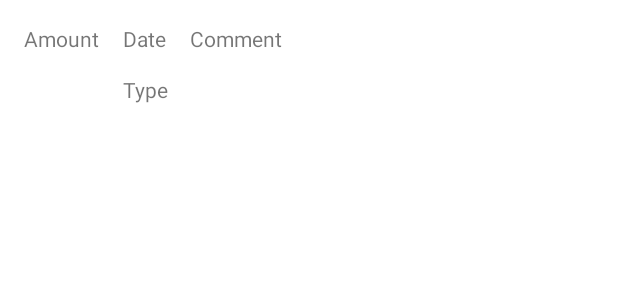
After one commit to mar1907/ExpenseTracker, an Android app: the layout list_item_expense.xml on its own in the app's theme, with its tools: preview values and no code run, on a phone screen of 412 x 824 dp. The commit adds this screen. Shown: the top 300 px of the screen. Run offline under Robolectric (Android 15) with nearby library versions, the phone set to English and light mode, and no system bars.

Commit message:
Completed RecyclerView code, updates mostly working, still have to implement deletes

```diff
--- a/app/src/main/java/com/example/expensetracker/UtilTemp.kt
+++ /dev/null
@@ -1,6 +0,0 @@
-package com.example.expensetracker
-
-import android.widget.TextView
-import androidx.recyclerview.widget.RecyclerView
-
-class TextItemViewHolder(val textView: TextView): RecyclerView.ViewHolder(textView)
--- a/app/src/main/java/com/example/expensetracker/database/ExpenseDAO.kt
+++ b/app/src/main/java/com/example/expensetracker/database/ExpenseDAO.kt
@@ -12,7 +12,7 @@ interface ExpenseDAO {
     suspend fun insert(expense: Expense)
 
     @Query("SELECT * from expense_main_table WHERE expenseId = :key")
-    suspend fun get(key: Long): Expense
+    fun get(key: Long): LiveData<Expense>
 
     @Query("SELECT * from expense_main_table ORDER BY time DESC")
     fun getAllExpenses(): LiveData<List<Expense>>
--- a/app/src/main/java/com/example/expensetracker/expensedialog/ExpenseDialogViewModelFactory.kt
+++ b/app/src/main/java/com/example/expensetracker/expensedialog/ExpenseDialogViewModelFactory.kt
@@ -7,13 +7,14 @@ import com.example.expensetracker.database.ExpenseDAO
 import java.lang.IllegalArgumentException
 
 class ExpenseDialogViewModelFactory(
+        private val expenseId: Long,
         private val dataSource: ExpenseDAO,
         private val application: Application) : ViewModelProvider.Factory {
 
     @Suppress("UNCHECKED_CAST")
     override fun <T : ViewModel?> create(modelClass: Class<T>): T {
         if (modelClass.isAssignableFrom(ExpenseDialogViewModel::class.java)) {
-            return ExpenseDialogViewModel(dataSource, application) as T
+            return ExpenseDialogViewModel(expenseId ,dataSource, application) as T
         }
         throw IllegalArgumentException("Unknown ViewModel class")
     }
--- a/app/src/main/res/layout/fragment_expense_dialog.xml
+++ b/app/src/main/res/layout/fragment_expense_dialog.xml
@@ -8,6 +8,9 @@
         <variable
             name="expenseDialogViewModel"
             type="com.example.expensetracker.expensedialog.ExpenseDialogViewModel" />
+        <variable
+            name="expense"
+            type="com.example.expensetracker.database.Expense" />
     </data>
 
     <androidx.constraintlayout.widget.ConstraintLayout
@@ -44,6 +47,7 @@
             android:ems="10"
             android:inputType="textPersonName"
             android:hint="Comment"
+            android:text="@{expense.comment}"
             app:layout_constraintEnd_toEndOf="parent"
             app:layout_constraintStart_toStartOf="parent"
             app:layout_constraintTop_toBottomOf="@+id/amount_edit_text" />
@@ -61,6 +65,7 @@
             app:layout_constraintEnd_toEndOf="parent"
             app:layout_constraintStart_toStartOf="parent"
             app:layout_constraintTop_toBottomOf="@+id/comment_edit_text" />
+<!--        TODO-->
 
         <Button
             android:id="@+id/add_button"
@@ -85,6 +90,7 @@
             app:layout_constraintBottom_toBottomOf="parent"
             app:layout_constraintStart_toStartOf="parent"
             app:layout_constraintTop_toBottomOf="@+id/type_spinner" />
+        <!--        delete-->
 
     </androidx.constraintlayout.widget.ConstraintLayout>
 </layout>
--- /dev/null
+++ b/app/src/main/res/layout/list_item_expense.xml
@@ -0,0 +1,65 @@
+<?xml version="1.0" encoding="utf-8"?>
+<layout xmlns:android="http://schemas.android.com/apk/res/android"
+    xmlns:app="http://schemas.android.com/apk/res-auto"
+    xmlns:tools="http://schemas.android.com/tools">
+
+    <data>
+        <variable
+            name="expense"
+            type="com.example.expensetracker.database.Expense" />
+        <variable
+            name="clickListener"
+            type="com.example.expensetracker.expenselist.ExpenseListener" />
+    </data>
+
+    <androidx.constraintlayout.widget.ConstraintLayout
+        android:onClick="@{() -> clickListener.onClick(expense)}"
+        android:layout_width="match_parent"
+        android:layout_height="wrap_content">
+
+        <TextView
+            android:id="@+id/expense_amount"
+            android:layout_width="wrap_content"
+            android:layout_height="60dp"
+            android:layout_marginStart="16dp"
+            android:layout_marginTop="16dp"
+            tools:text="Amount"
+            app:expenseAmountFormatted="@{expense}"
+            app:layout_constraintStart_toStartOf="parent"
+            app:layout_constraintTop_toTopOf="parent" />
+
+        <TextView
+            android:id="@+id/expense_comment"
+            android:layout_width="wrap_content"
+            android:layout_height="60dp"
+            android:layout_marginStart="16dp"
+            android:text="@{expense.comment}"
+            app:layout_constraintBottom_toBottomOf="parent"
+            app:layout_constraintStart_toEndOf="@+id/expense_date"
+            app:layout_constraintTop_toTopOf="parent"
+            app:layout_constraintVertical_bias="0.8"
+            tools:text="Comment" />
+
+        <TextView
+            android:id="@+id/expense_date"
+            android:layout_width="wrap_content"
+            android:layout_height="30dp"
+            android:layout_marginStart="16dp"
+            android:layout_marginTop="16dp"
+            app:expenseDateFormatted="@{expense}"
+            app:layout_constraintStart_toEndOf="@+id/expense_amount"
+            app:layout_constraintTop_toTopOf="parent"
+            tools:text="Date" />
+
+        <TextView
+            android:id="@+id/expense_type"
+            android:layout_width="wrap_content"
+            android:layout_height="30dp"
+            android:layout_marginStart="16dp"
+            android:layout_marginTop="4dp"
+            android:text="@{expense.type}"
+            app:layout_constraintStart_toEndOf="@+id/expense_amount"
+            app:layout_constraintTop_toBottomOf="@+id/expense_date"
+            tools:text="Type" />
+    </androidx.constraintlayout.widget.ConstraintLayout>
+</layout>
```
Also changed, not shown: app/src/main/java/com/example/expensetracker/MainActivity.kt (+7 -3 lines), app/src/main/java/com/example/expensetracker/expensedialog/ExpenseDialog.kt (+22 -2 lines), app/src/main/java/com/example/expensetracker/expensedialog/ExpenseDialogViewModel.kt (+18 -10 lines), app/src/main/java/com/example/expensetracker/expenselist/BindingUtils.kt (added, +17 -0 lines), app/src/main/java/com/example/expensetracker/expenselist/ExpenseAdapter.kt (+48 -20 lines), app/src/main/java/com/example/expensetracker/expenselist/ExpenseListViewModel.kt (+8 -0 lines), app/src/main/res/layout/expense_item_view.xml (deleted, +0 -7 lines).
